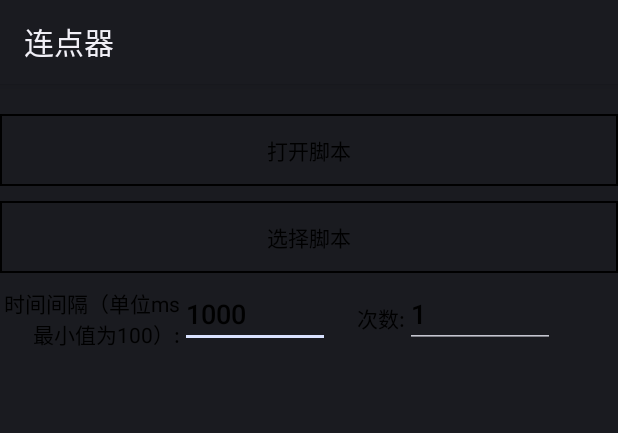
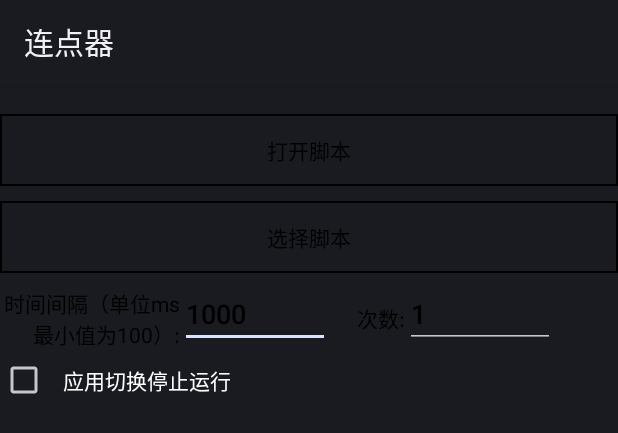
Before and after one commit to ming123aaa/clickdevice_android, an Android app: the layout activity_script.xml on its own in the app's theme, with its tools: preview values and no code run, on a phone screen of 412 x 824 dp. Shown: the top 433 px of the screen. Run offline under Robolectric (Android 15) with nearby library versions, the phone set to English and light mode, and no system bars.

Commit message:
fixBug 兼容android12

```diff
--- a/app/build.gradle
+++ b/app/build.gradle
@@ -2,13 +2,13 @@ apply plugin: 'com.android.application'
 apply plugin: 'org.jetbrains.kotlin.android'
 
 android {
-    compileSdkVersion 30
+    compileSdkVersion 32
     buildToolsVersion "30.0.2"
 
     defaultConfig {
         applicationId "com.example.clickdevice"
         minSdkVersion 24
-        targetSdkVersion 30
+        targetSdkVersion 32
         versionCode 2
         versionName "1.1"
 
--- a/app/src/main/res/layout/activity_script.xml
+++ b/app/src/main/res/layout/activity_script.xml
@@ -4,33 +4,34 @@
     xmlns:tools="http://schemas.android.com/tools"
     android:layout_width="match_parent"
     android:layout_height="match_parent"
-    android:orientation="vertical"
     android:background="@color/background"
-    >
+    android:orientation="vertical">
+
     <Button
-        android:layout_marginTop="20dp"
         android:id="@+id/btn_script_openScript"
         android:layout_width="match_parent"
         android:layout_height="wrap_content"
+        android:layout_marginTop="20dp"
+        android:background="@drawable/btn_background"
+        android:onClick="startScriptWindow"
+
         android:text="打开脚本"
-        android:textColor="@color/blackLine"
+        android:textColor="@color/blackLine" />
 
-        android:background="@drawable/btn_background"
-        android:onClick="startScriptWindow"/>
     <Button
-        android:layout_marginTop="10dp"
         android:layout_width="match_parent"
         android:layout_height="wrap_content"
-        android:text="选择脚本"
-        android:textColor="@color/blackLine"
-
+        android:layout_marginTop="10dp"
         android:background="@drawable/btn_background"
         android:onClick="selectScript"
-        />
+
+        android:text="选择脚本"
+        android:textColor="@color/blackLine" />
+
     <LinearLayout
-        android:layout_marginTop="10dp"
         android:layout_width="match_parent"
         android:layout_height="40dp"
+        android:layout_marginTop="10dp"
         android:orientation="horizontal">
 
         <TextView
@@ -38,8 +39,8 @@
             android:layout_width="120dp"
             android:layout_height="match_parent"
             android:gravity="right|center"
-            android:textColor="@color/blackLine"
-            android:text="时间间隔（单位ms 最小值为100）:" />
+            android:text="时间间隔（单位ms 最小值为100）:"
+            android:textColor="@color/blackLine" />
 
         <EditText
             android:id="@+id/edit_script_time"
@@ -47,29 +48,37 @@
             android:layout_height="match_parent"
             android:inputType="number"
             android:maxLength="6"
-            android:theme="@style/MyEditText"
+            android:text="1000"
             android:textColor="@color/blackLine"
 
-            android:text="1000" />
+            android:theme="@style/MyEditText" />
 
         <TextView
             android:layout_width="50dp"
             android:layout_height="match_parent"
             android:gravity="right|center"
-            android:textColor="@color/blackLine"
-            android:text="次数:" />
+            android:text="次数:"
+            android:textColor="@color/blackLine" />
 
         <EditText
             android:id="@+id/edit_script_number"
             android:layout_width="100dp"
             android:layout_height="match_parent"
+            android:inputType="number"
             android:maxLength="6"
-            android:theme="@style/MyEditText"
+            android:text="1"
+
             android:textColor="@color/blackLine"
+            android:theme="@style/MyEditText" />
+    </LinearLayout>
 
-            android:inputType="number"
-            android:text="1" />
-    </LinearLayout>
+    <CheckBox
+        android:id="@+id/cb_reChange_app"
+        android:layout_marginTop="5dp"
+        android:paddingHorizontal="10dp"
+        android:layout_width="wrap_content"
+        android:layout_height="wrap_content"
+        android:text="应用切换停止运行" />
 
     <TextView
         android:id="@+id/tv_name"
@@ -77,33 +86,36 @@
         android:layout_height="wrap_content"
         android:layout_marginTop="5dp"
         android:paddingHorizontal="10dp"
-        android:textColor="@color/blackLine"/>
+        android:textColor="@color/blackLine" />
 
     <ScrollView
         android:layout_width="match_parent"
         android:layout_height="match_parent"
         android:layout_marginTop="10dp">
+
         <LinearLayout
             android:layout_width="match_parent"
             android:layout_height="wrap_content"
             android:orientation="vertical">
+
             <TextView
                 android:id="@+id/tv_copy"
                 android:layout_width="wrap_content"
                 android:layout_height="wrap_content"
                 android:layout_marginTop="10dp"
                 android:paddingHorizontal="20dp"
+                android:text="复制脚本"
+                android:textColor="@color/blackLine"
                 android:textSize="20dp"
-                android:text="复制脚本"
-                android:visibility="gone"
-                android:textColor="@color/blackLine"/>
+                android:visibility="gone" />
+
             <TextView
                 android:id="@+id/tv_script_code"
                 android:layout_width="match_parent"
+                android:layout_height="match_parent"
+                android:padding="5dp"
                 android:textColor="#2196F3"
-                android:textIsSelectable="true"
-                android:padding="5dp"
-                android:layout_height="match_parent"/>
+                android:textIsSelectable="true" />
         </LinearLayout>
 
     </ScrollView>
--- a/app/src/main/res/xml/accessibility_config.xml
+++ b/app/src/main/res/xml/accessibility_config.xml
@@ -1,8 +1,8 @@
 <?xml version="1.0" encoding="utf-8"?>
 <accessibility-service xmlns:android="http://schemas.android.com/apk/res/android"
-    android:accessibilityEventTypes="typeAllMask"
-    android:accessibilityFeedbackType="feedbackAllMask"
-
+    android:accessibilityEventTypes="typeWindowStateChanged"
+    android:accessibilityFeedbackType="feedbackGeneric"
+    android:accessibilityFlags="flagIncludeNotImportantViews"
     android:canPerformGestures="true"
     android:canRetrieveWindowContent="true"
     android:description="@string/accessibility_desc"
```
Also changed, not shown: app/src/main/AndroidManifest.xml (+24 -6 lines), app/src/main/java/com/example/clickdevice/AC/RecordScriptActivity.kt (+43 -27 lines), app/src/main/java/com/example/clickdevice/AC/ScriptActivity.java (+59 -27 lines), app/src/main/java/com/example/clickdevice/MyService.java (+88 -19 lines).
